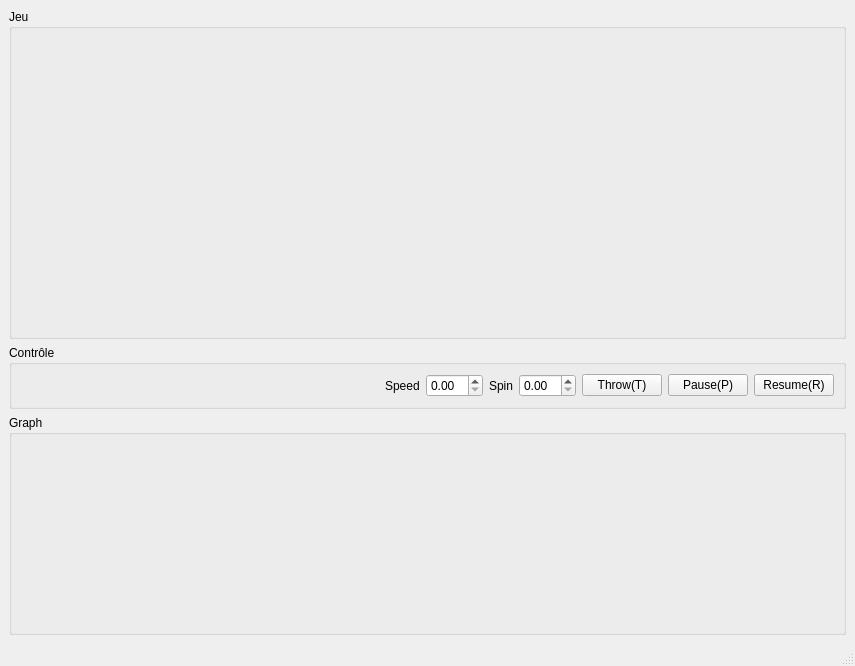
First picture: the form in view/ui/baseball.ui, repository loic-fischlin/TP4_baseball, before the edit.
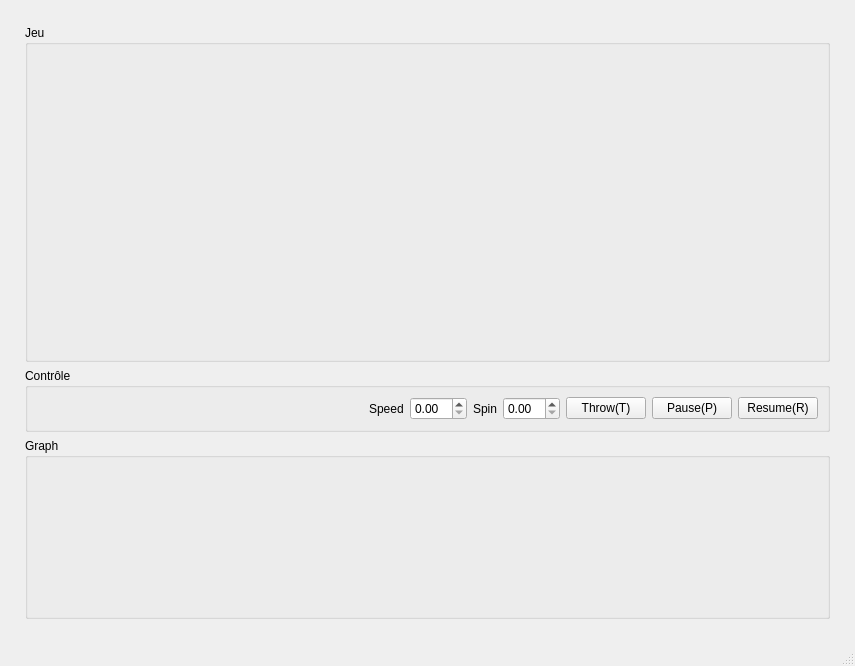
Second picture: the form after the edit.

Commit message: ajustements ui, view et initialiation graph

```diff
--- a/view/ui/baseball.ui
+++ b/view/ui/baseball.ui
@@ -14,13 +14,37 @@
    <string>MainWindow</string>
   </property>
   <widget class="QWidget" name="centralwidget">
-   <layout class="QVBoxLayout" name="verticalLayout" stretch="60,0,40">
+   <layout class="QVBoxLayout" name="verticalLayout" stretch="65,0,35">
+    <property name="leftMargin">
+     <number>25</number>
+    </property>
+    <property name="topMargin">
+     <number>25</number>
+    </property>
+    <property name="rightMargin">
+     <number>25</number>
+    </property>
+    <property name="bottomMargin">
+     <number>25</number>
+    </property>
     <item>
      <widget class="QGroupBox" name="groupBox_2">
       <property name="title">
        <string>Jeu</string>
       </property>
       <layout class="QVBoxLayout" name="verticalLayout_2">
+       <property name="leftMargin">
+        <number>9</number>
+       </property>
+       <property name="topMargin">
+        <number>9</number>
+       </property>
+       <property name="rightMargin">
+        <number>9</number>
+       </property>
+       <property name="bottomMargin">
+        <number>9</number>
+       </property>
        <item>
         <layout class="QHBoxLayout" name="layout_jeu"/>
        </item>
@@ -33,6 +57,18 @@
        <string>Contrôle</string>
       </property>
       <layout class="QHBoxLayout" name="horizontalLayout">
+       <property name="leftMargin">
+        <number>9</number>
+       </property>
+       <property name="topMargin">
+        <number>9</number>
+       </property>
+       <property name="rightMargin">
+        <number>9</number>
+       </property>
+       <property name="bottomMargin">
+        <number>9</number>
+       </property>
        <item>
         <spacer name="horizontalSpacer">
          <property name="orientation">
@@ -40,7 +76,7 @@
          </property>
          <property name="sizeHint" stdset="0">
           <size>
-           <width>399</width>
+           <width>40</width>
            <height>20</height>
           </size>
          </property>
```
Left out of the diff: 19 changed lines with no effect on the pictures. The commit also changes 3 other files.
